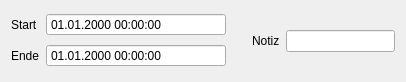
MehmetMertt/twentyONE_HR_System, file HR_Managment_System_Application/editzeiteintragitem.ui: the form before one commit.
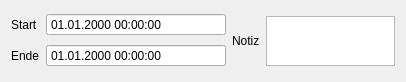
The form after the commit.

What changed in the file:
```diff
--- a/HR_Managment_System_Application/editzeiteintragitem.ui
+++ b/HR_Managment_System_Application/editzeiteintragitem.ui
@@ -110,7 +110,20 @@
       </widget>
      </item>
      <item>
-      <widget class="QLineEdit" name="notiz"/>
+      <widget class="QTextEdit" name="notiz">
+       <property name="sizePolicy">
+        <sizepolicy hsizetype="Expanding" vsizetype="Maximum">
+         <horstretch>0</horstretch>
+         <verstretch>0</verstretch>
+        </sizepolicy>
+       </property>
+       <property name="maximumSize">
+        <size>
+         <width>16777215</width>
+         <height>50</height>
+        </size>
+       </property>
+      </widget>
      </item>
     </layout>
    </item>
```
